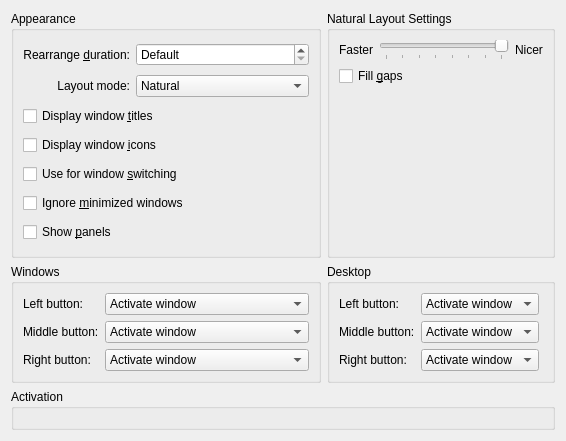
Qt form effects/presentwindows/presentwindows_config.ui (KDE/kwin) before a commit.
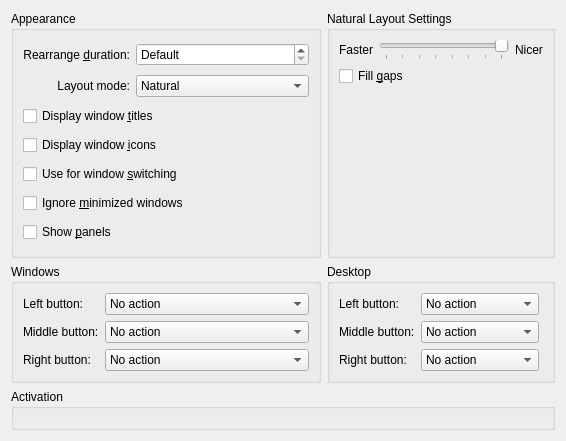
The same form after that commit. Custom widgets are drawn as their Qt base class.

Commit message: Make NoAction the top most action, so that it is easier to add new actions and added missing buddies in config UI.

The edit to the form file:
```diff
--- a/effects/presentwindows/presentwindows_config.ui
+++ b/effects/presentwindows/presentwindows_config.ui
@@ -254,6 +254,11 @@
       </item>
       <item row="0" column="1">
        <widget class="QComboBox" name="leftButtonWindowCombo">
+        <item>
+         <property name="text">
+          <string>No action</string>
+         </property>
+        </item>
         <item>
          <property name="text">
           <string>Activate window</string>
@@ -300,6 +305,11 @@
       </item>
       <item row="1" column="1">
        <widget class="QComboBox" name="middleButtonWindowCombo">
+        <item>
+         <property name="text">
+          <string>No action</string>
+         </property>
+        </item>
         <item>
          <property name="text">
           <string>Activate window</string>
@@ -346,6 +356,11 @@
       </item>
       <item row="2" column="1">
        <widget class="QComboBox" name="rightButtonWindowCombo">
+        <item>
+         <property name="text">
+          <string>No action</string>
+         </property>
+        </item>
         <item>
          <property name="text">
           <string>Activate window</string>
@@ -404,6 +419,11 @@
       </item>
       <item row="0" column="1">
        <widget class="QComboBox" name="leftButtonDesktopCombo">
+        <item>
+         <property name="text">
+          <string>No action</string>
+         </property>
+        </item>
         <item>
          <property name="text">
           <string>Activate window</string>
@@ -435,6 +455,11 @@
       </item>
       <item row="1" column="1">
        <widget class="QComboBox" name="middleButtonDesktopCombo">
+        <item>
+         <property name="text">
+          <string>No action</string>
+         </property>
+        </item>
         <item>
          <property name="text">
           <string>Activate window</string>
@@ -466,6 +491,11 @@
       </item>
       <item row="2" column="1">
        <widget class="QComboBox" name="rightButtonDesktopCombo">
+        <item>
+         <property name="text">
+          <string>No action</string>
+         </property>
+        </item>
         <item>
          <property name="text">
           <string>Activate window</string>
```
Left out of the diff: 48 changed lines with no effect on the pictures. The commit also changes 1 other file.
